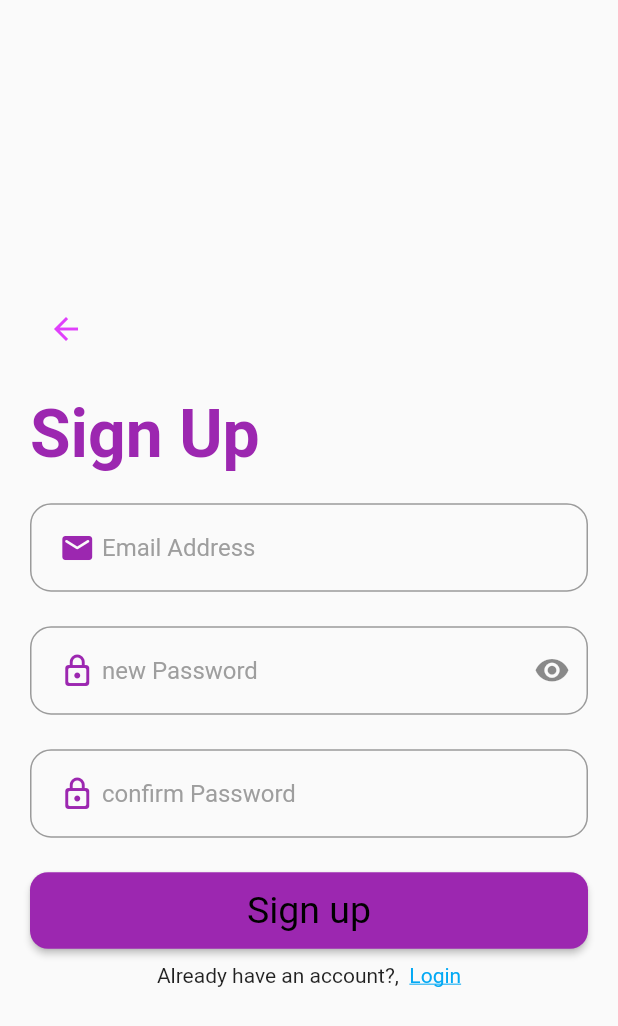
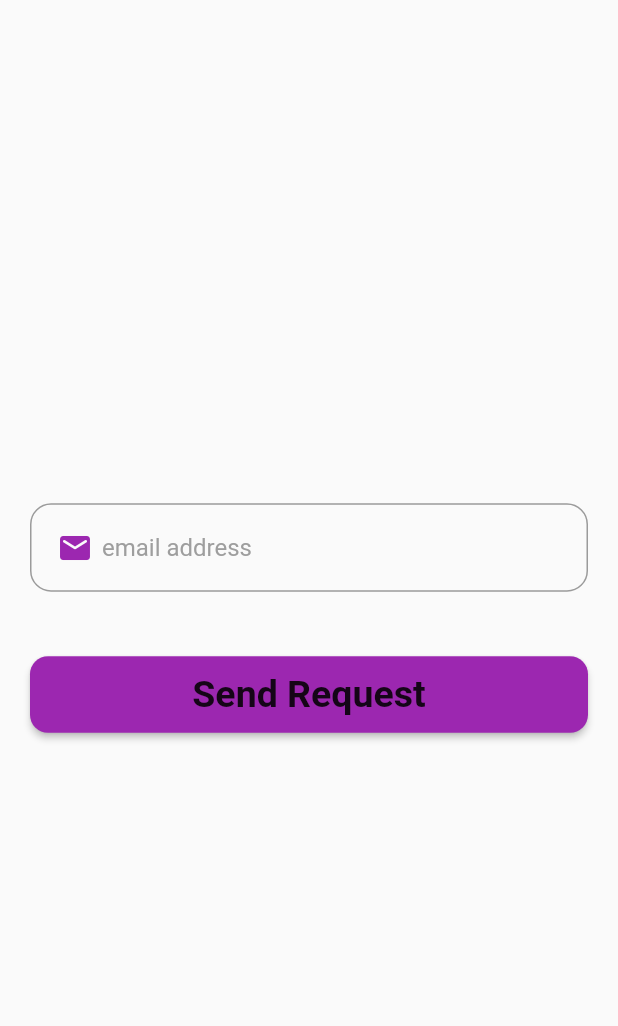
Before and after one commit to AltTheo/UOP_sports_V2.0, a Flutter app: the screen it shows after launch, on a phone screen of 412 x 824 dp. Shown: the top 1026 px of the screen. Run offline on Flutter 3.47's test engine with Material 2 defaults, Android fonts, the phone set to English and light mode, and no system bars; our stand-ins replace firebase_auth, firebase_core; accounts and stored records are empty.

Commit message:
added reset password and fixed the widget layout

```diff
--- a/lib/main.dart
+++ b/lib/main.dart
@@ -1,5 +1,6 @@
 import 'package:flutter/material.dart';
 import 'package:sport_test/registerScreen.dart';
+import 'package:sport_test/reset.dart';
 // import 'package:flutter/cupertino.dart';
 
 import 'login.dart';
@@ -14,6 +15,6 @@ class MyApp extends StatelessWidget {
 
   @override
   Widget build(BuildContext context) {
-    return const MaterialApp(title: 'application', home: RegPage());
+    return const MaterialApp(title: 'application', home: ResetPage());
   }
 }
--- a/lib/registerScreen.dart
+++ b/lib/registerScreen.dart
@@ -43,14 +43,12 @@ class RegPageState extends State<RegPage> {
 class Register extends StatefulWidget {
   const Register({super.key});
 
-
   @override
   State<StatefulWidget> createState() => RegisterState();
 }
 
 class RegisterState extends State<Register> {
   bool passwordVisible = true;
-
 
 
   static Future<User?> loginUsingEmailPassword(
@@ -121,7 +119,7 @@ class RegisterState extends State<Register> {
           const SizedBox(
             height: 23.0,
           ),
-          TextFormField(
+          TextField(
               obscureText: passwordVisible,
               obscuringCharacter: '*',
               controller: newPasswordController,
@@ -137,16 +135,10 @@ class RegisterState extends State<Register> {
                     padding: EdgeInsetsDirectional.only(start: 15.0),
                     child:
                         Icon(Icons.lock_outline_rounded, color: Colors.purple)),
-                suffixIcon: IconButton(
-                    onPressed: () {
-                      setState(() {
-                        passwordVisible = !passwordVisible;
-                      });
-                    },
-                    icon: Icon(passwordVisible
-                        ? Icons.visibility_rounded
-                        : Icons.visibility_off_rounded)),
-              )),
+                suffixIcon: InkWell(
+                    onTap: toggleVisibility,
+                    child: const Icon(Icons.visibility_rounded),
+              ))),
           const SizedBox(
             height: 23.0,
           ),
@@ -175,7 +167,7 @@ class RegisterState extends State<Register> {
                 fillColor: Colors.purple,
                 splashColor: const Color.fromARGB(255, 200, 129, 212),
                 shape: RoundedRectangleBorder(
-                    borderRadius: BorderRadius.circular(12.0)),
+                    borderRadius: BorderRadius.circular(15.0)),
                 enableFeedback: true,
                 onPressed: () async {
                   User? user = await loginUsingEmailPassword(
@@ -225,4 +217,9 @@ class RegisterState extends State<Register> {
       ),
     );
   }
+  void toggleVisibility() {
+    setState(() {
+      passwordVisible = !passwordVisible;
+    });
+  }
 }
--- /dev/null
+++ b/lib/reset.dart
@@ -0,0 +1,118 @@
+import 'package:firebase_auth/firebase_auth.dart';
+import 'package:firebase_core/firebase_core.dart';
+import 'package:flutter/cupertino.dart';
+import 'package:flutter/foundation.dart';
+import 'package:flutter/material.dart';
+
+
+class ResetPage extends StatefulWidget {
+  const ResetPage({super.key});
+
+
+  @override
+  State<StatefulWidget> createState() => ResetState();
+}
+
+class ResetState extends State<ResetPage> {
+  // Initialize the firebase app
+
+  Future<FirebaseApp> _initializeFirebase() async {
+    FirebaseApp firebaseApp = await Firebase.initializeApp();
+    return firebaseApp;
+  }
+
+  @override
+  Widget build(BuildContext context) {
+    return Scaffold(
+      body: FutureBuilder(
+        future: _initializeFirebase(),
+        builder: (context, snapshot) {
+          if (snapshot.connectionState == ConnectionState.done) {
+            return const ResetScreen();
+          }
+          return const Center(
+            child: CircularProgressIndicator(
+              color: Colors.purple,
+              strokeWidth: 2.0,
+            ),
+          );
+        },
+      ),
+    );
+  }
+}
+class ResetScreen extends StatefulWidget {
+  const ResetScreen({super.key});
+
+  @override
+  State<StatefulWidget> createState() => ResetScreenState();
+}
+
+class ResetScreenState extends State<ResetScreen> {
+
+  static Future<User?> loginUsingEmailPassword(
+      {required String email,
+      required String password,
+      required BuildContext context}) async {
+    FirebaseAuth auth = FirebaseAuth.instance;
+    User? user;
+    try {
+      UserCredential userCredential = await auth.signInWithEmailAndPassword(
+          email: email, password: password);
+      user = userCredential.user;
+    } on FirebaseAuthException catch (e) {
+      if (e.code == "user-not-found") {
+        print("No user found for that email");
+      } else if (e.code == "invalid-email") {
+        print("Please enter the correct email");
+      } else if (e.code == "wrong-password") {
+        print("The password is incorrect");
+      }
+    }
+    return user;
+  }
+
+  @override
+  Widget build(BuildContext context) {
+    TextEditingController resetPassEmail = TextEditingController();
+    return Padding(
+        padding: const EdgeInsets.all(20.0),
+        child: Column(
+          mainAxisAlignment: MainAxisAlignment.center,
+          crossAxisAlignment: CrossAxisAlignment.start,
+          children: [
+            TextFormField(
+                controller: resetPassEmail,
+                keyboardType: TextInputType.emailAddress,
+                decoration: const InputDecoration(
+                    // errorText: 'Please enter your Email',
+                    // errorStyle: TextStyle(color: Colors.red),
+                    border: OutlineInputBorder(
+                        borderRadius: BorderRadius.all(Radius.circular(14.0))),
+                    hintText: 'email address',
+                    hintStyle: TextStyle(color: Colors.grey),
+                    prefixIcon: Padding(
+                        padding: EdgeInsetsDirectional.only(start: 12.0),
+                        child:
+                            Icon(Icons.email_rounded, color: Colors.purple)))),
+            const SizedBox(height: 43.0),
+            Container(
+                width: double.infinity,
+                height: 51.0,
+                child: RawMaterialButton(
+                  fillColor: Colors.purple,
+                  splashColor: const Color.fromARGB(255, 200, 129, 212),
+                  shape: RoundedRectangleBorder(
+                      borderRadius: BorderRadius.circular(12.0)),
+                  enableFeedback: true,
+                  onPressed: () {},
+                  child: const Text(
+                    'Send Request',
+                    style:
+                        TextStyle(fontSize: 25.0, fontWeight: FontWeight.bold),
+                  ),
+                )),
+          ],
+        ));
+  }
+}
```
Also changed, not shown: lib/login.dart (+4 -3 lines).
